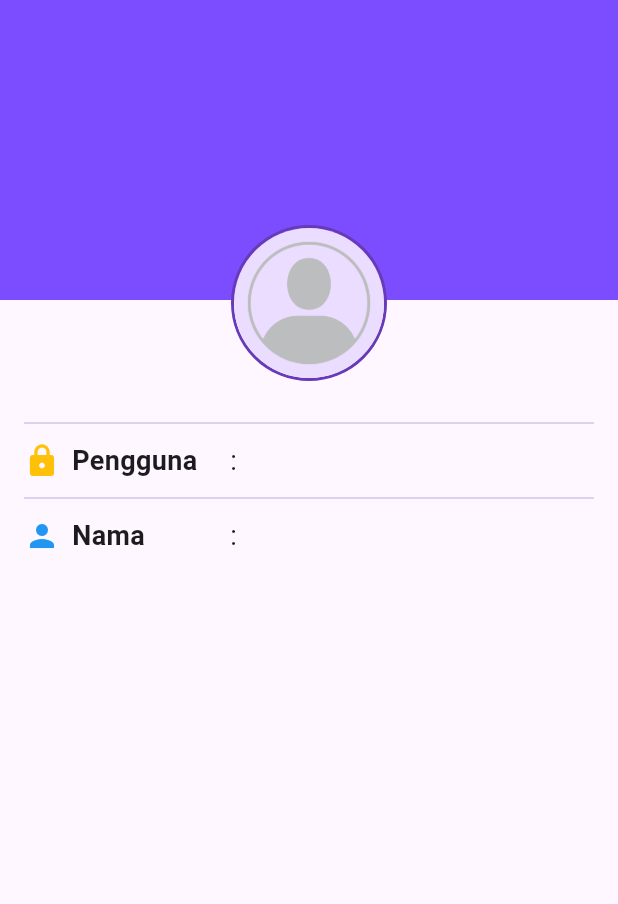
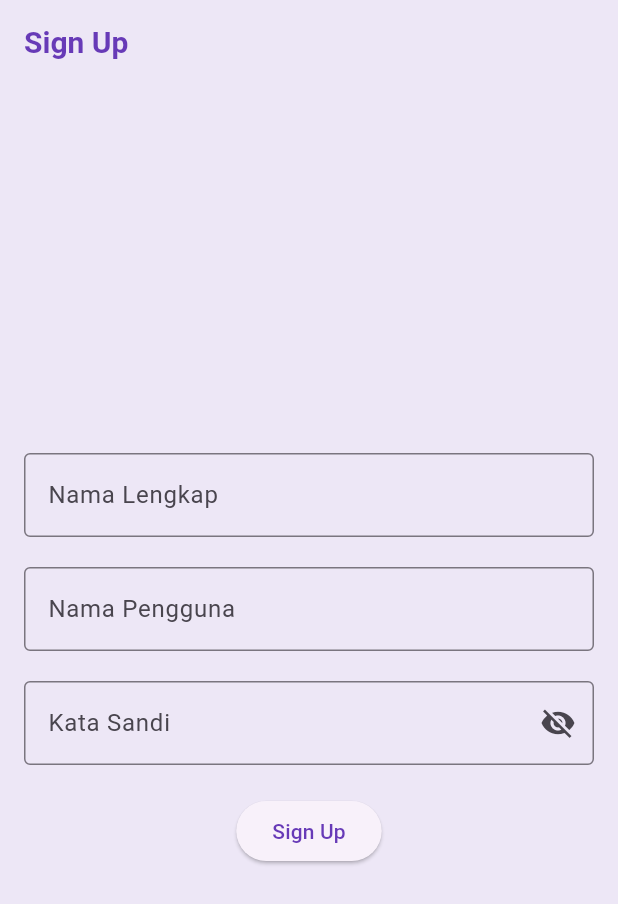
Before and after one commit to rustamumdp/wisata_candi_rustam, a Flutter app: the screen it shows after launch, on a phone screen of 412 x 824 dp. Shown: the top 904 px of the screen. Run offline on Flutter 3.47's test engine with Material 2 defaults, Android fonts, the light colour scheme and no system bars; our stand-ins replace cached_network_image.

Commit message:
commit 23/11/23
commit 23/11/23
PAB

```diff
--- a/lib/main.dart
+++ b/lib/main.dart
@@ -1,7 +1,14 @@
 import 'package:aplikasi_rustam/data/candi_data.dart';
 import 'package:aplikasi_rustam/screens/detail_screen.dart';
+import 'package:aplikasi_rustam/screens/home_screen.dart';
 import 'package:aplikasi_rustam/screens/profile_screen.dart';
+import 'package:aplikasi_rustam/screens/search_screen.dart';
+import 'package:aplikasi_rustam/screens/sign_in_screen.dart';
+import 'package:aplikasi_rustam/screens/sign_up_screen.dart';
+import 'package:aplikasi_rustam/widgets/profile_info_item.dart';
 import 'package:flutter/material.dart';
+import 'package:aplikasi_rustam/screens/search_screen.dart';
+
 
 void main() {
   runApp(const MyApp());
@@ -14,15 +21,30 @@ class MyApp extends StatelessWidget {
   @override
   Widget build(BuildContext context) {
     return MaterialApp(
+      debugShowCheckedModeBanner: false,
       title: 'Wisata Candi Indonesia',
       theme: ThemeData(
-        colorScheme: ColorScheme.fromSeed(seedColor: Colors.deepPurple),
+        appBarTheme: const AppBarTheme(
+          iconTheme: IconThemeData(color: Colors.deepPurple),
+          titleTextStyle: TextStyle(
+            color: Colors.deepPurple,
+            fontSize: 20,
+            fontWeight: FontWeight.bold,
+          )
+      ),
+        colorScheme: ColorScheme.fromSeed(seedColor: Colors.deepPurple).copyWith(
+          primary: Colors.deepPurple,
+          surface: Colors.deepPurple[50],
+        ),
         useMaterial3: true,
       ),
       // tempat ganti ganti halaman ubah di index
       //home: DetailScreen(candi: candiList[9]),
-      home: ProfileScreen(),
-
+      // home: ProfileScreen(),
+      // home: SignInScreen(),
+      // home: SearchScreen(),
+      // home: HomeScreen(),
+      home: SignUpScreen(),
     );
   }
 }
--- /dev/null
+++ b/lib/screens/sign_up_screen.dart
@@ -0,0 +1,118 @@
+import 'package:flutter/gestures.dart';
+import 'package:flutter/material.dart';
+
+class SignUpScreen extends StatefulWidget {
+  SignUpScreen({super.key});
+
+  @override
+  State<SignUpScreen> createState() => _SignUpScreenState();
+}
+class _SignUpScreenState extends State<SignUpScreen> {
+  // TODO : 1. Deklarasi Variabel
+  final TextEditingController _usernameController = TextEditingController();
+  final TextEditingController _passwordController = TextEditingController();
+  final TextEditingController _fullnameController = TextEditingController();
+
+  String _errorText = '';
+  bool _obscurePassword = true;
+
+  // TODO: 1. Membuat metode sign up
+  void _signUp() async {
+    String name = _fullnameController.text.trim();
+    String username = _usernameController.text.trim();
+    String password = _passwordController.text.trim();
+
+    if(password.length < 8 ||
+    !password.contains(RegExp(r'[A-Z]')) ||
+    !password.contains(RegExp(r'[a-z]')) ||
+    !password.contains(RegExp(r'[0-9]')) ||
+    !password.contains(RegExp(r'[!@#$%^&*():{}<>]'))){
+      setState(() {
+        _errorText = 'Minimal 8 karakter, kombinasi [A-Z], [a-z], [0-9], !@#\\\$%^&*():{}<>';
+      });
+      return;
+    };
+
+    print('*** Sign up berhasil!');
+    print('fullname:$name');
+    print('username: $username');
+    print('password: $password');
+
+  }
+
+  // TODO: 2. Membuat metode dispose
+  @override
+  void dispose() {
+    // TODO: implement dispose
+    _fullnameController.dispose();
+    _usernameController.dispose();
+    _passwordController.dispose();
+    super.dispose();
+  }
+
+  @override
+  Widget build(BuildContext context) {
+    return  Scaffold(
+      // TODO : 2. Pasang Appbar
+      appBar: AppBar(title: Text('Sign Up'),),
+      // TODO : 3. Pasang body
+      body: Center(
+        child: SingleChildScrollView(
+          child: Padding(
+            padding: const EdgeInsets.all(16),
+            child: Column(
+              // TODO : 4. Atur mainAxisAligment dan CrossAxisAligment
+              mainAxisAlignment: MainAxisAlignment.center,
+              crossAxisAlignment: CrossAxisAlignment.center,
+              children: [
+                TextFormField(
+                  controller: _fullnameController,
+                  decoration: InputDecoration(
+                    labelText: "Nama Lengkap",
+                    border: OutlineInputBorder(),
+                  ),
+                ),
+                // TODO : 5. Pasang TextFormField Nama Pengguna
+                SizedBox(height: 20),
+                TextFormField(
+                  controller: _usernameController,
+                  decoration: InputDecoration(
+                    labelText: "Nama Pengguna",
+                    border: OutlineInputBorder(),
+                  ),
+                ),
+                // TODO : 6. Pasang TextFormField Kata Sandi
+                SizedBox(height: 20),
+                TextFormField(
+                  controller: _passwordController,
+                  decoration: InputDecoration(
+                    labelText: "Kata Sandi",
+                    errorText: _errorText.isNotEmpty ? _errorText : null,
+                    border: OutlineInputBorder(),
+                    suffixIcon: IconButton(
+                      onPressed: (){
+                        setState((){
+                          _obscurePassword = !_obscurePassword;
+                        });
+                      },
+                      icon: Icon(
+                        _obscurePassword ? Icons.visibility_off
+                            : Icons.visibility,
+                      ),
+                    ),
+                  ),
+                  obscureText: _obscurePassword,
+                ),
+                // TODO : 7. Pasang ElevatedButton Sign In
+                SizedBox(height: 20),
+                ElevatedButton(
+                    onPressed: _signUp,
+                    child: Text('Sign Up')),
+              ],
+            ),
+          ),
+        ),
+      ),
+    );
+  }
+}
```
Also changed, not shown: lib/screens/favorite_screen.dart (added, +15 -0 lines), lib/screens/home_screen.dart (added, +34 -0 lines), lib/screens/profile_screen.dart (+46 -1 lines), lib/screens/search_screen.dart (added, +83 -0 lines), lib/screens/sign_in_screen.dart (added, +104 -0 lines), lib/widgets/item_card.dart (added, +73 -0 lines), lib/widgets/profile_info_item.dart (added, +94 -0 lines).
